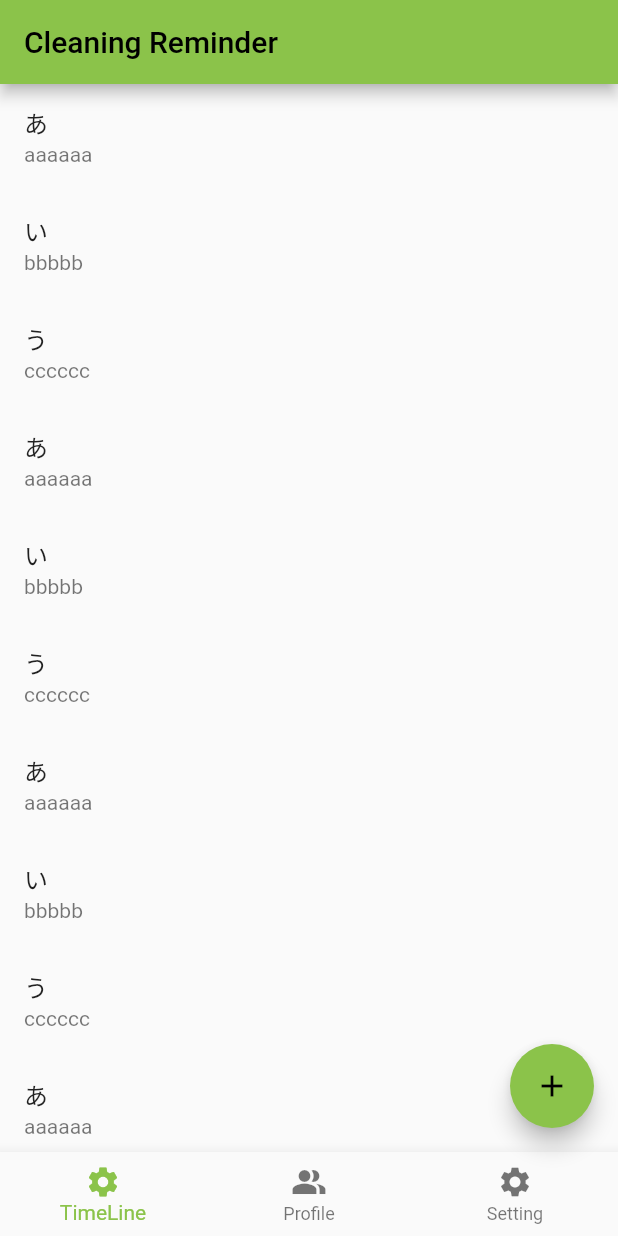
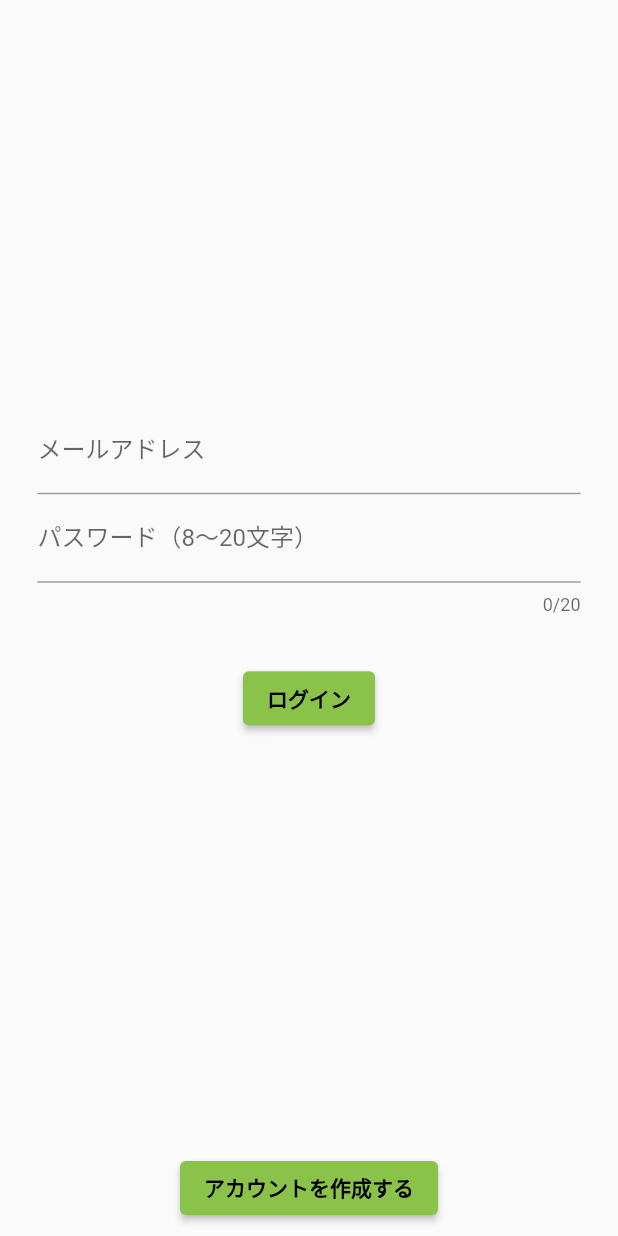
Before and after one commit to seipan1213/cleanApp, a Flutter app: the screen it shows after launch, on a phone screen of 412 x 824 dp. Run offline on Flutter 3.47's test engine with Material 2 defaults, Android fonts, the phone set to English and light mode, and no system bars; our stand-ins replace firebase_auth, firebase_core; accounts and stored records are empty.

Commit message:
ログイン、サインアップ ページ実装

```diff
--- /dev/null
+++ b/lib/pages/loginPage.dart
@@ -0,0 +1,130 @@
+import 'package:firebase_core/firebase_core.dart';
+import 'package:flutter/material.dart';
+import 'package:firebase_auth/firebase_auth.dart';
+import 'package:rakuten_demo/main.dart';
+import 'package:rakuten_demo/services/authentication_error.dart';
+import 'package:rakuten_demo/pages/registrationPage.dart';
+
+class LoginPage extends StatefulWidget {
+  @override
+  _LoginPageState createState() => _LoginPageState();
+}
+
+class _LoginPageState extends State<LoginPage> {
+  String login_Email = ""; // 入力されたメールアドレス
+  String login_Password = ""; // 入力されたパスワード
+  String infoText = ""; // ログインに関する情報を表示
+
+  // Firebase Authenticationを利用するためのインスタンス
+  final FirebaseAuth auth = FirebaseAuth.instance;
+  UserCredential? result;
+  User? user;
+
+  // エラーメッセージを日本語化するためのクラス
+  final auth_error = Authentication_error();
+
+  @override
+  Widget build(BuildContext context) {
+    return Scaffold(
+      body: Center(
+        child: Column(
+          mainAxisSize: MainAxisSize.min,
+          children: <Widget>[
+            // メールアドレスの入力フォーム
+            Padding(
+                padding: EdgeInsets.fromLTRB(25.0, 0, 25.0, 0),
+                child: TextFormField(
+                  decoration: InputDecoration(labelText: "メールアドレス"),
+                  onChanged: (String value) {
+                    login_Email = value;
+                  },
+                )),
+
+            // パスワードの入力フォーム
+            Padding(
+              padding: EdgeInsets.fromLTRB(25.0, 0, 25.0, 10.0),
+              child: TextFormField(
+                decoration: InputDecoration(labelText: "パスワード（8～20文字）"),
+                obscureText: true, // パスワードが見えないようRにする
+                maxLength: 20, // 入力可能な文字数
+                onChanged: (String value) {
+                  login_Password = value;
+                },
+              ),
+            ),
+
+            // ログイン失敗時のエラーメッセージ
+            Padding(
+              padding: EdgeInsets.fromLTRB(20.0, 0, 20.0, 5.0),
+              child: Text(
+                infoText,
+                style: TextStyle(color: Colors.red),
+              ),
+            ),
+
+            ButtonTheme(
+              minWidth: 350.0,
+              // height: 100.0,
+              child: ElevatedButton(
+                  child: Text(
+                    'ログイン',
+                    style: TextStyle(fontWeight: FontWeight.bold),
+                  ),
+                  onPressed: () async {
+                    try {
+                      // メール/パスワードでユーザー登録
+                      result = await auth.signInWithEmailAndPassword(
+                        email: login_Email,
+                        password: login_Password,
+                      );
+
+                      // ログイン成功
+                      // ログインユーザーのIDを取得
+                      user = result?.user;
+                      Navigator.push(
+                          context,
+                          MaterialPageRoute(
+                            builder: (context) =>
+                                MyHomePage(title: 'Cleaning Reminder'),
+                          ));
+                    } catch (e) {
+                      // ログインに失敗した場合
+                      setState(() {
+                        infoText = auth_error.login_error_msg(e.toString());
+                      });
+                    }
+                  }),
+            ),
+          ],
+        ),
+      ),
+
+      // 画面下にボタンの配置
+      bottomNavigationBar:
+          Column(mainAxisSize: MainAxisSize.min, children: <Widget>[
+        Padding(
+          padding: const EdgeInsets.all(8.0),
+          child: ButtonTheme(
+            minWidth: 350.0,
+            // height: 100.0,
+            child: ElevatedButton(
+                child: Text(
+                  'アカウントを作成する',
+                  style: TextStyle(fontWeight: FontWeight.bold),
+                ),
+
+                // ボタンクリック後にアカウント作成用の画面の遷移する。
+                onPressed: () {
+                  Navigator.of(context).push(
+                    MaterialPageRoute(
+                      fullscreenDialog: true,
+                      builder: (BuildContext context) => RegistrationPage(),
+                    ),
+                  );
+                }),
+          ),
+        ),
+      ]),
+    );
+  }
+}
--- /dev/null
+++ b/lib/services/authentication_error.dart
@@ -0,0 +1,40 @@
+// Firebase Authentication利用時の日本語エラーメッセージ
+class Authentication_error {
+  // ログイン時の日本語エラーメッセージ
+  String login_error_msg(String error_code) {
+    String error_msg;
+
+    if (error_code == 'ERROR_INVALID_EMAIL') {
+      error_msg = '有効なメールアドレスを入力してください。';
+    } else if (error_code == 'ERROR_USER_NOT_FOUND') {
+      // 入力されたメールアドレスが登録されていない場合
+      error_msg = 'メールアドレスかパスワードが間違っています。';
+    } else if (error_code == 'ERROR_WRONG_PASSWORD') {
+      // 入力されたパスワードが間違っている場合
+      error_msg = 'メールアドレスかパスワードが間違っています。';
+    } else if (error_code == 'error') {
+      // メールアドレスかパスワードがEmpty or Nullの場合
+      error_msg = 'メールアドレスとパスワードを入力してください。';
+    } else {
+      error_msg = error_code;
+    }
+
+    return error_msg;
+  }
+
+  // アカウント登録時の日本語エラーメッセージ
+  String register_error_msg(String error_code) {
+    String error_msg;
+
+    if (error_code == 'ERROR_INVALID_EMAIL') {
+      error_msg = '有効なメールアドレスを入力してください。';
+    } else if (error_code == 'error') {
+      // メールアドレスかパスワードがEmpty or Nullの場合
+      error_msg = 'メールアドレスとパスワードを入力してください。';
+    } else {
+      error_msg = error_code;
+    }
+
+    return error_msg;
+  }
+}
```
Also changed, not shown: lib/main.dart (+16 -3 lines), lib/pages/registrationPage.dart (added, +140 -0 lines).
